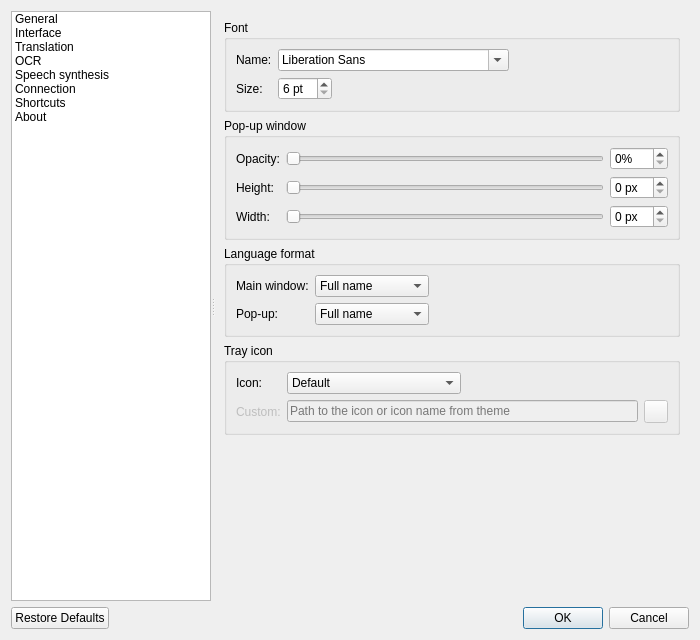
Qt form src/settings/settingsdialog.ui (crow-translate/crow-translate) before a commit.
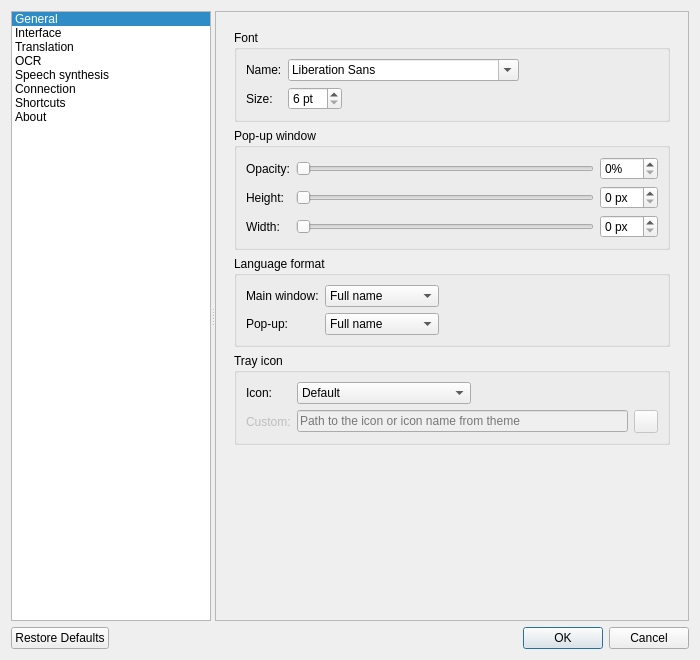
The same form after that commit. The open tabs and pages were chosen to show the change. Icons and pictures are not drawn. Custom widgets are drawn as their Qt base class.

Commit message: Make settings scrollable, references #255

The edit to the form file:
```diff
--- a/src/settings/settingsdialog.ui
+++ b/src/settings/settingsdialog.ui
@@ -7,7 +7,7 @@
     <x>0</x>
     <y>0</y>
     <width>700</width>
-    <height>640</height>
+    <height>660</height>
    </rect>
   </property>
   <property name="windowTitle">
@@ -16,12 +16,6 @@
   <layout class="QVBoxLayout" name="verticalLayout">
    <item>
     <widget class="QSplitter" name="splitter">
-     <property name="sizePolicy">
-      <sizepolicy hsizetype="Expanding" vsizetype="Expanding">
-       <horstretch>0</horstretch>
-       <verstretch>0</verstretch>
-      </sizepolicy>
-     </property>
      <property name="orientation">
       <enum>Qt::Horizontal</enum>
      </property>
@@ -48,7 +42,7 @@
        <enum>QListView::Adjust</enum>
       </property>
       <property name="currentRow">
-       <number>-1</number>
+       <number>0</number>
       </property>
       <item>
        <property name="text">
@@ -123,6 +117,21 @@
        </property>
       </item>
      </widget>
+     <widget class="QScrollArea" name="scrollArea">
+      <property name="widgetResizable">
+       <bool>true</bool>
+      </property>
+      <widget class="QWidget" name="scrollAreaWidgetContents">
+       <property name="geometry">
+        <rect>
+         <x>0</x>
+         <y>0</y>
+         <width>483</width>
+         <height>584</height>
+        </rect>
+       </property>
+       <layout class="QVBoxLayout" name="verticalLayout_2">
+        <item>
      <widget class="QStackedWidget" name="pagesStackedWidget">
       <widget class="QWidget" name="generalPage">
        <layout class="QVBoxLayout" name="generalLayout">
@@ -301,6 +310,12 @@
        </layout>
       </widget>
       <widget class="QWidget" name="interfacePage">
+           <property name="sizePolicy">
+            <sizepolicy hsizetype="Ignored" vsizetype="Ignored">
+             <horstretch>0</horstretch>
+             <verstretch>0</verstretch>
+            </sizepolicy>
+           </property>
        <layout class="QVBoxLayout" name="interfaceLayout">
         <item>
          <widget class="QGroupBox" name="fontGroupBox">
@@ -1622,6 +1637,10 @@
        </layout>
       </widget>
      </widget>
+        </item>
+       </layout>
+      </widget>
+     </widget>
     </widget>
    </item>
    <item>
```
Left out of the diff: 47 changed lines with no effect on the pictures. Lines whose indentation alone changed are shown as unchanged. The commit also changes 2 other files.
